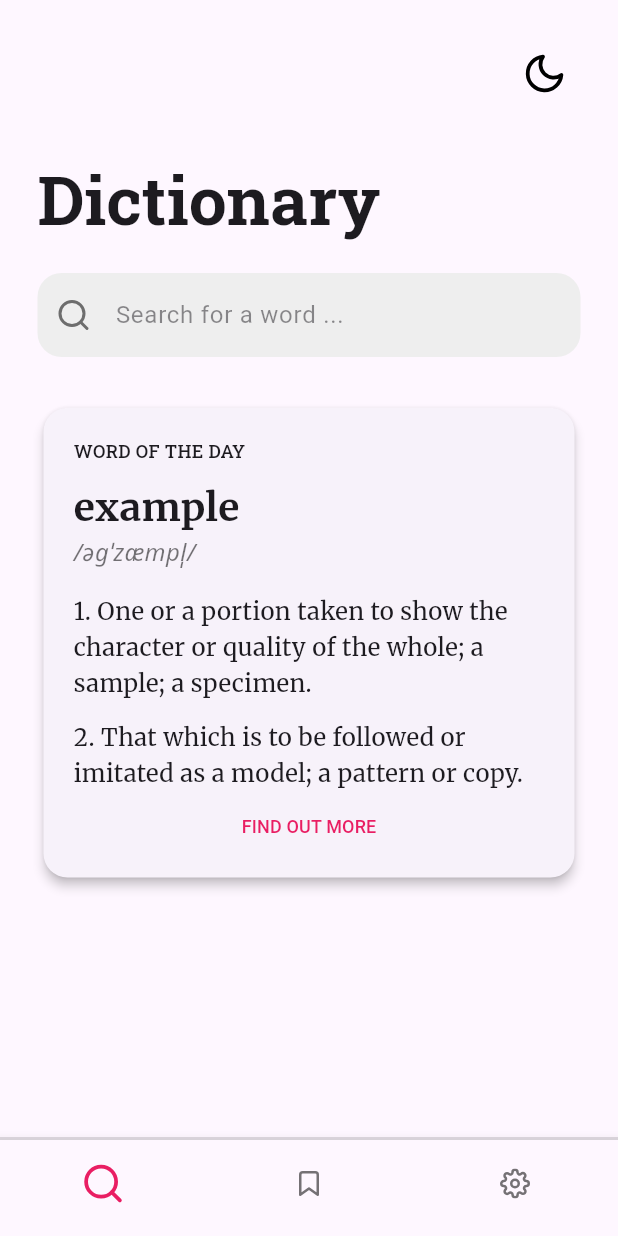
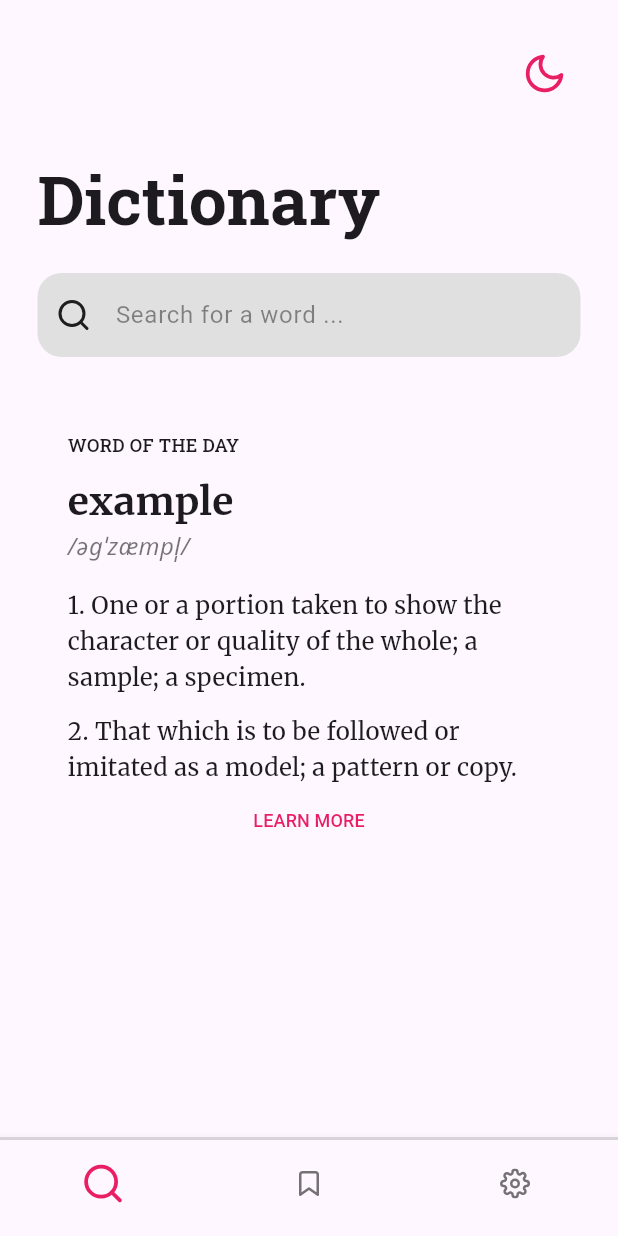
Before and after one commit to suvankar-mitra/suvankars_dictionary, a Flutter app: the screen it shows after launch, on a phone screen of 412 x 824 dp. Run offline on Flutter 3.47's test engine with Material 3 defaults, Android fonts, the phone set to English and light mode, and no system bars; our stand-ins replace flutter_feather_icons, flutter_riverpod, google_fonts.

Commit message:
removed card from word-of-the-day

```diff
--- a/lib/views/search_screen.dart
+++ b/lib/views/search_screen.dart
@@ -3,6 +3,7 @@ import 'package:flutter_feather_icons/flutter_feather_icons.dart';
 import 'package:flutter_riverpod/flutter_riverpod.dart';
 import 'package:google_fonts/google_fonts.dart';
 import 'package:suvankars_dictionary/providers/theme_provider.dart';
+import 'package:suvankars_dictionary/themes/app_colors.dart';
 
 class SearchScreen extends ConsumerWidget {
   const SearchScreen({super.key});
@@ -41,8 +42,8 @@ class SearchScreen extends ConsumerWidget {
                             : FeatherIcons.moon,
                         color:
                             themeMode == ThemeMode.dark
-                                ? Colors.white
-                                : Colors.black,
+                                ? darkThemePink
+                                : lightThemePink,
                       ),
                       onPressed: () {
                         // Toggle the theme mode
@@ -106,15 +107,16 @@ class SearchScreen extends ConsumerWidget {
                         FeatherIcons.search,
                         color:
                             themeMode == ThemeMode.dark
-                                ? Colors.white54
-                                : Colors.black54,
+                                ? Colors.white60
+                                : Colors.black87,
                       ),
                       filled: true,
                       fillColor:
                           themeMode == ThemeMode.dark
-                              ? Colors.grey[800]
+                              ? Colors.grey.shade700
                               : Colors
-                                  .grey[200], // Background color for the search bar
+                                  .grey
+                                  .shade300, // Background color for the search bar
                       border: OutlineInputBorder(
                         borderRadius: BorderRadius.circular(16.0),
                         borderSide:
@@ -145,19 +147,8 @@ class SearchScreen extends ConsumerWidget {
                 const SizedBox(height: 30),
 
                 // word of the day
-                Card(
-                  elevation: 3.0,
-                  shape: RoundedRectangleBorder(
-                    borderRadius: BorderRadius.circular(16.0),
-                  ),
-                  // margin: const EdgeInsets.symmetric(horizontal: 16.0, vertical: 8.0),
-                  child: Padding(
-                    padding: const EdgeInsets.only(
-                      top: 20.0,
-                      left: 20.0,
-                      right: 20.0,
-                      bottom: 10.0,
-                    ),
+                Padding(
+                  padding: const EdgeInsets.all(20.0),
                   child: Column(
                     crossAxisAlignment: CrossAxisAlignment.start,
                     children: [
@@ -227,21 +218,20 @@ class SearchScreen extends ConsumerWidget {
                           TextButton(
                             onPressed: () {},
                             child: Text(
-                                'FIND OUT MORE',
+                              'LEARN MORE',
                               style: GoogleFonts.roboto(
                                 fontSize: 12,
                                 fontWeight: FontWeight.w500,
                                 color:
                                     themeMode == ThemeMode.dark
-                                          ? Colors.pink.shade800
-                                          : Colors.pink.shade500,
+                                        ? darkThemePink
+                                        : lightThemePink,
                               ),
                             ),
                           ),
                         ],
                       ),
                     ],
-                    ),
                   ),
                 ),
               ],
```
Lines whose indentation alone changed are shown as unchanged.
